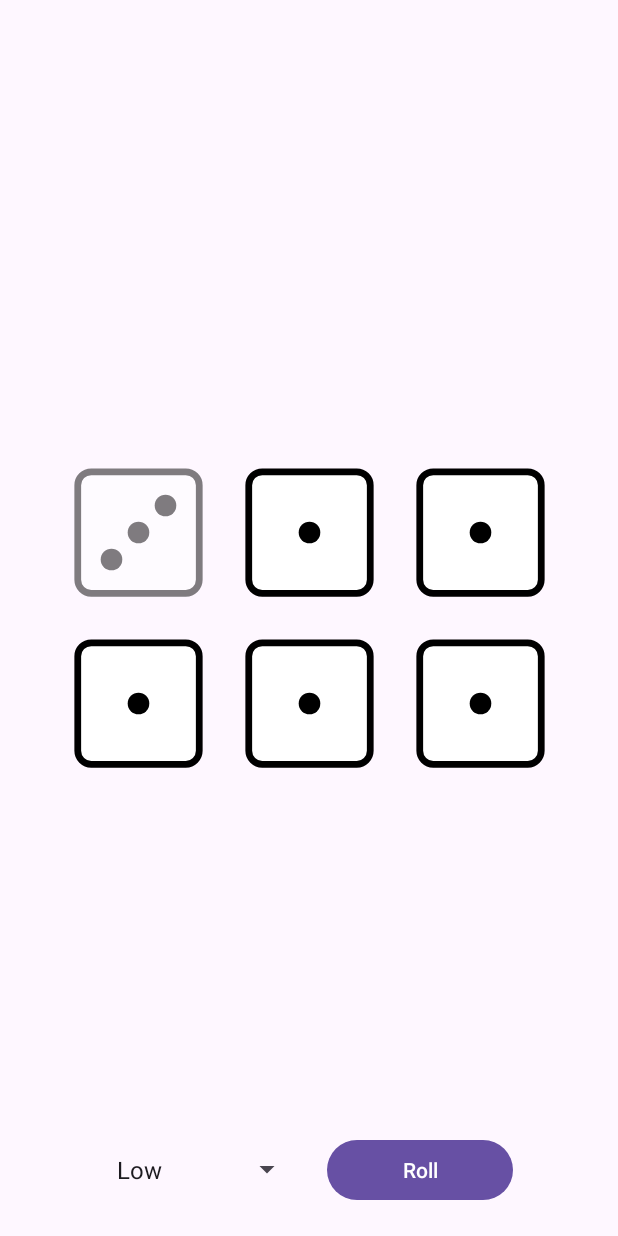
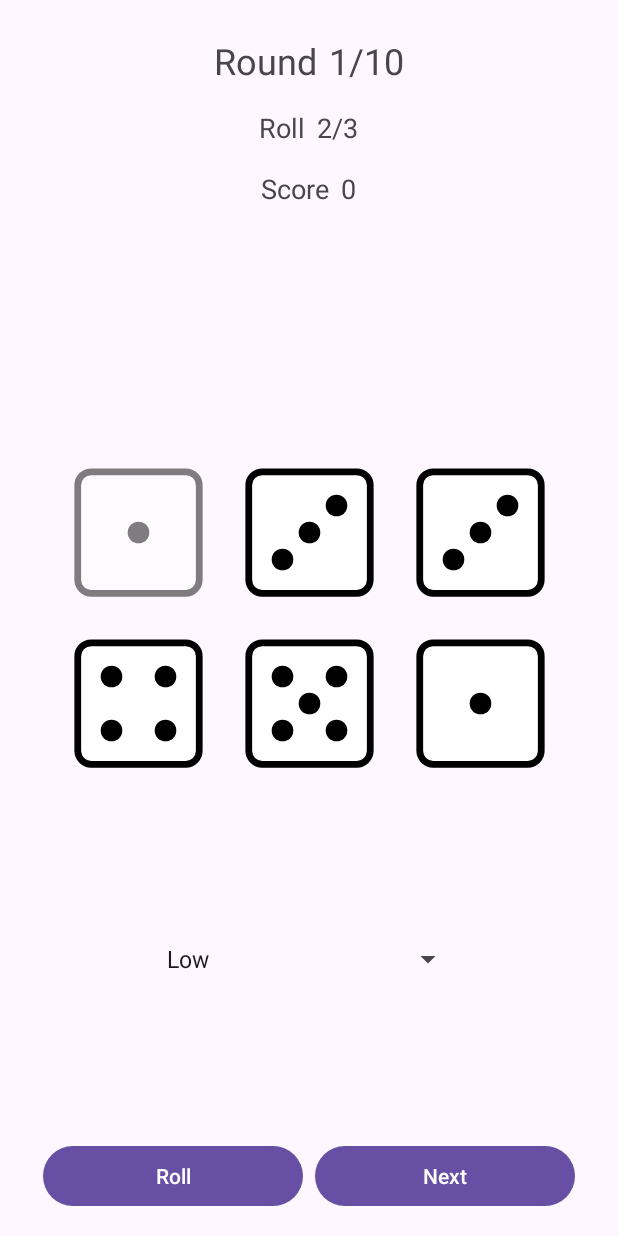
Before and after one commit to jonatanwestling/Thirty, an Android app: the GameFragment screen opened through its navigation route, after a tap on "Roll", on a phone screen of 412 x 824 dp. Run offline under Robolectric (Android 15) with nearby library versions, the phone set to English and light mode, and no system bars; 1 other tap on this screen came first.

Commit message:
Feat: Layout redesign and some game logic improvements

```diff
--- a/app/src/main/java/se/umu/c22jwg/thirty/model/DieSet.kt
+++ b/app/src/main/java/se/umu/c22jwg/thirty/model/DieSet.kt
@@ -28,7 +28,14 @@ class DieSet {
             }
         }
     }
-
+    // Roll the dice that are not selected in the set
+    fun rollOtherDice() {
+        for (die in diceSet) {
+            if (!die.selected) {
+                die.roll();
+                }
+            }
+        }
     // Toggle selection of a die at a given index
     fun toggleSelected(index: Int) {
         if (index in diceSet.indices) {
--- a/app/src/main/java/se/umu/c22jwg/thirty/view/GameFragment.kt
+++ b/app/src/main/java/se/umu/c22jwg/thirty/view/GameFragment.kt
@@ -35,10 +35,18 @@ class GameFragment : Fragment() {
         viewModel.dice.observe(viewLifecycleOwner) { diceList ->
             updateDiceImages(diceList)
         }
+        // Observe score changes
+        viewModel.round.observe(viewLifecycleOwner) { round ->
+            binding.RoundNum?.text = getString(R.string.round_text, round);
+        }
+        // Observe roll changes
+        viewModel.roll.observe(viewLifecycleOwner) { roll ->
+            binding.RollNum?.text = getString(R.string.roll_text, roll);
+        }
 
         // Set up submit button click listener
         binding.submitScoreButton.setOnClickListener {
-            viewModel.rollSelectedDice()
+            viewModel.handleRoll()
             animateRolledDice(viewModel.dice.value ?: emptyList())
         }
     }
@@ -77,7 +85,7 @@ class GameFragment : Fragment() {
         )
 
         dice.forEachIndexed { index, die ->
-            if (!die.selected) return@forEachIndexed
+            if (die.selected) return@forEachIndexed
 
             val dieImageView = diceImages[index]
             val imageResId = getImageResId(die.value)
--- a/app/src/main/java/se/umu/c22jwg/thirty/viewmodel/GameViewModel.kt
+++ b/app/src/main/java/se/umu/c22jwg/thirty/viewmodel/GameViewModel.kt
@@ -8,18 +8,58 @@ import se.umu.c22jwg.thirty.model.DieSet
 
 class GameViewModel: ViewModel() {
     private val dieSet = DieSet();
-    private var round = 1;
+    // LiveData for the dice
     private val _dice = MutableLiveData(dieSet.getDiceSet)
     val dice: LiveData<List<Die>> = _dice
+    // LiveData for the round
+    private val _round = MutableLiveData(1)
+    val round: LiveData<Int> = _round
+    // LiveData for the roll
+    private val _roll = MutableLiveData(1)
+    val roll: LiveData<Int> = _roll
+    // LiveData for the score
+    private val _score = MutableLiveData(0)
+    val score: LiveData<Int> = _score
+    // Live data for roll button disable/activated state
+    private val _rollButtonEnabled = MutableLiveData(true)
+    val rollButtonEnabled: LiveData<Boolean> = _rollButtonEnabled
+    fun handleRoll() {
+        val currentRoll = _roll.value ?: 1
+        val currentRound = _round.value ?: 1
+
+        if (currentRoll < 3) {
+            // First or second roll
+            if (dieSet.getSelected().contains(true)) {
+                rollOtherDice()
+            } else {
+                // None selected, roll all dice
+                rollDice()
+            }
+            _roll.value = currentRoll + 1
+            } else {
+                // Third roll
+                if (dieSet.getSelected().contains(true)) {
+                    rollSelectedDice()
+                } else {
+                    // None selected, roll all dice
+                    rollDice()
+                }
+                _roll.value = 1
+                _round.value = currentRound + 1
+                resetSelection()
+        }
+
+    }
 
     fun rollDice() {
         //check if there are any selected dice
         if (dieSet.getSelected().contains(true)) {
-            rollSelectedDice();
+            rollOtherDice();
             return;
         }
         dieSet.rollDice();
         _dice.value = dieSet.getDiceSet;
+
     }
 
     fun toggleSelected(index: Int) {
@@ -36,4 +76,9 @@ class GameViewModel: ViewModel() {
         dieSet.rollSelectedDice();
         _dice.value = dieSet.getDiceSet;
     }
+
+    fun rollOtherDice() {
+        dieSet.rollOtherDice();
+        _dice.value = dieSet.getDiceSet;
+    }
 }
--- a/app/src/main/res/layout/fragment_game.xml
+++ b/app/src/main/res/layout/fragment_game.xml
@@ -15,74 +15,176 @@
         android:columnCount="3"
         android:rowCount="2"
         android:useDefaultMargins="true"
-        app:layout_constraintTop_toTopOf="parent"
         app:layout_constraintBottom_toBottomOf="parent"
+        app:layout_constraintEnd_toEndOf="parent"
         app:layout_constraintStart_toStartOf="parent"
-        app:layout_constraintEnd_toEndOf="parent">
+        app:layout_constraintTop_toTopOf="parent">
 
         <ImageView
             android:id="@+id/die1Image"
             style="@style/DieImageStyle"
-            android:src="@drawable/die_1"
-            android:contentDescription="@string/die_face_1" />
+            android:contentDescription="@string/die_face_1"
+            android:src="@drawable/die_1" />
 
         <ImageView
             android:id="@+id/die2Image"
             style="@style/DieImageStyle"
-            android:src="@drawable/die_2"
-            android:contentDescription="@string/die_face_1" />
+            android:contentDescription="@string/die_face_1"
+            android:src="@drawable/die_2" />
 
         <ImageView
             android:id="@+id/die3Image"
             style="@style/DieImageStyle"
-            android:src="@drawable/die_3"
-            android:contentDescription="@string/die_face_1" />
+            android:contentDescription="@string/die_face_1"
+            android:src="@drawable/die_3" />
 
         <ImageView
             android:id="@+id/die4Image"
             style="@style/DieImageStyle"
-            android:src="@drawable/die_4"
-            android:contentDescription="@string/die_face_1" />
+            android:contentDescription="@string/die_face_1"
+            android:src="@drawable/die_4" />
 
         <ImageView
             android:id="@+id/die5Image"
             style="@style/DieImageStyle"
-            android:src="@drawable/die_5"
-            android:contentDescription="@string/die_face_1" />
+            android:contentDescription="@string/die_face_1"
+            android:src="@drawable/die_5" />
 
         <ImageView
             android:id="@+id/die6Image"
             style="@style/DieImageStyle"
-            android:src="@drawable/die_6"
-            android:contentDescription="@string/die_face_1" />
+            android:contentDescription="@string/die_face_1"
+            android:src="@drawable/die_6" />
 
     </GridLayout>
+    <LinearLayout
+        android:id="@+id/topContainer"
+        android:layout_width="0dp"
+        android:layout_height="wrap_content"
+        android:layout_marginBottom="16dp"
+        android:background="?attr/selectableItemBackground"
+        android:elevation="4dp"
+        android:gravity="center"
+        android:orientation="vertical"
+        android:padding="16dp"
+        app:layout_constraintEnd_toEndOf="parent"
+        app:layout_constraintStart_toStartOf="parent"
+        app:layout_constraintTop_toTopOf="parent"
+        app:layout_constraintWidth_percent="0.8">
+
+        <LinearLayout
+            android:layout_width="wrap_content"
+            android:layout_height="wrap_content"
+            android:gravity="center"
+            android:orientation="horizontal"
+            android:padding="8dp">
+
+            <TextView
+                android:id="@+id/RoundText"
+                android:layout_width="wrap_content"
+                android:layout_height="wrap_content"
+                android:text="@string/round"
+                android:textSize="24sp" />
+
+            <TextView
+                android:id="@+id/RoundNum"
+                android:layout_width="wrap_content"
+                android:layout_height="wrap_content"
+                android:layout_marginStart="8dp"
+                android:text="1/10"
+                android:textSize="24sp" />
+
+        </LinearLayout>
+
+        <LinearLayout
+            android:layout_width="wrap_content"
+            android:layout_height="wrap_content"
+            android:orientation="horizontal"
+            android:padding="8dp">
+
+            <TextView
+                android:id="@+id/RollText"
+                android:layout_width="wrap_content"
+                android:layout_height="wrap_content"
+                android:text="@string/roll"
+                android:textSize="18sp" />
+
+            <TextView
+                android:id="@+id/RollNum"
+                android:layout_width="wrap_content"
+                android:layout_height="wrap_content"
+                android:layout_marginStart="8dp"
+                android:text="0/3"
+                android:textSize="18sp" />
+
+        </LinearLayout>
+
+        <LinearLayout
+            android:layout_width="wrap_content"
+            android:layout_height="wrap_content"
+            android:orientation="horizontal"
+            android:padding="8dp">
+
+            <TextView
+                android:id="@+id/ScoreText"
+                android:layout_width="wrap_content"
+                android:layout_height="wrap_content"
+                android:text="@string/score"
+                android:textSize="18sp" />
+
+            <TextView
+                android:id="@+id/ScoreNum"
+                android:layout_width="wrap_content"
+                android:layout_height="wrap_content"
+                android:layout_marginStart="8dp"
+                android:text="0"
+                android:textSize="18sp" />
+
+        </LinearLayout>
+
+    </LinearLayout>
+
+    <Spinner
+        android:id="@+id/scoreSpinner"
+        android:layout_width="0dp"
+        android:layout_height="wrap_content"
+        android:layout_marginTop="8dp"
+        android:layout_marginBottom="8dp"
+        android:entries="@array/score_options"
+        app:layout_constraintBottom_toTopOf="@+id/bottomContainer"
+        app:layout_constraintEnd_toEndOf="parent"
+        app:layout_constraintStart_toStartOf="parent"
+        app:layout_constraintTop_toBottomOf="@+id/diceGrid"
+        app:layout_constraintWidth_percent="0.5" />
 
     <LinearLayout
         android:id="@+id/bottomContainer"
         android:layout_width="0dp"
         android:layout_height="wrap_content"
-        android:layout_marginBottom="4dp"
+        android:layout_marginBottom="8dp"
         android:gravity="center"
         android:orientation="horizontal"
-        android:padding="16dp"
+        android:padding="8dp"
         app:layout_constraintBottom_toBottomOf="parent"
         app:layout_constraintEnd_toEndOf="parent"
-        app:layout_constraintHorizontal_bias="0.0"
-        app:layout_constraintStart_toStartOf="parent">
-
-        <Spinner
-            android:id="@+id/scoreSpinner"
-            android:layout_width="132dp"
-            android:layout_height="39dp"
-            android:layout_marginEnd="16dp"
-            android:entries="@array/score_options" />
+        app:layout_constraintStart_toStartOf="parent"
+        app:layout_constraintWidth_percent="0.9">
 
         <Button
             android:id="@+id/submitScoreButton"
-            android:layout_width="124dp"
+            android:layout_width="0dp"
             android:layout_height="wrap_content"
+            android:layout_marginEnd="8dp"
+            android:layout_weight="1"
             android:text="@string/roll" />
+
+        <Button
+            android:id="@+id/NextButton"
+            android:layout_width="0dp"
+            android:layout_height="wrap_content"
+            android:layout_weight="1"
+            android:text="@string/next" />
+
     </LinearLayout>
 
 
--- a/app/src/main/res/values/strings.xml
+++ b/app/src/main/res/values/strings.xml
@@ -3,6 +3,11 @@
     <string name="die_face_1">Die face 1</string>
     <string name="roll">Roll</string>
     <string name="start_game">Start Game</string>
+    <string name="round_text">%1$d/10</string>
+    <string name="roll_text">%1$d/3</string>
+    <string name="score">Score</string>
+    <string name="next">Next</string>
+    <string name="round">Round</string>
     <string-array name="score_options">
         <item>Low</item>
         <item>4</item>
```
